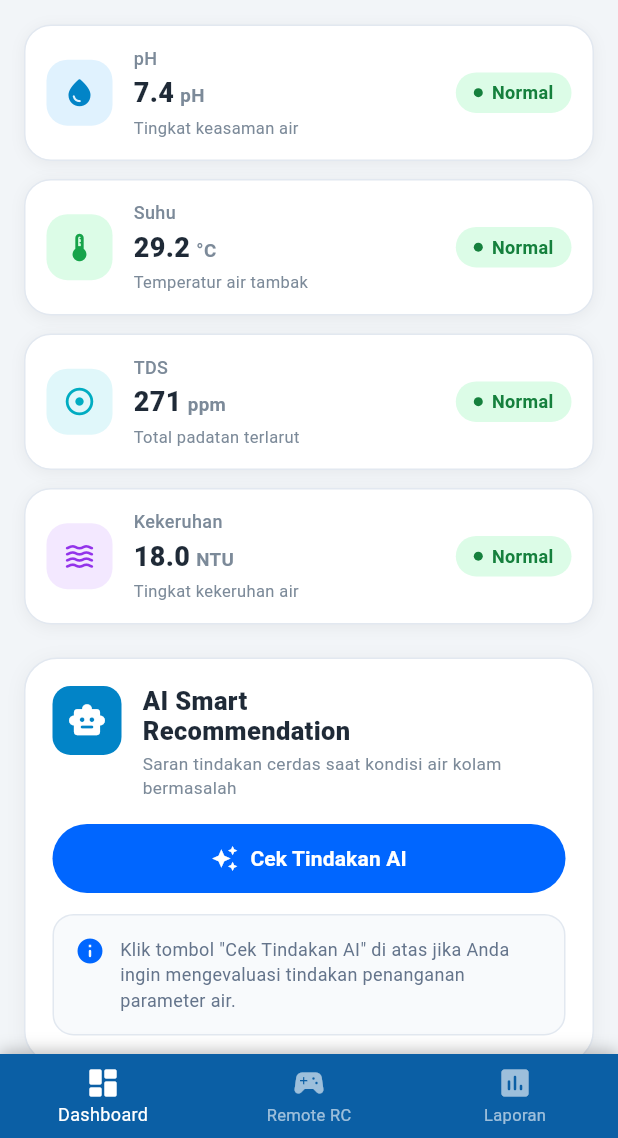
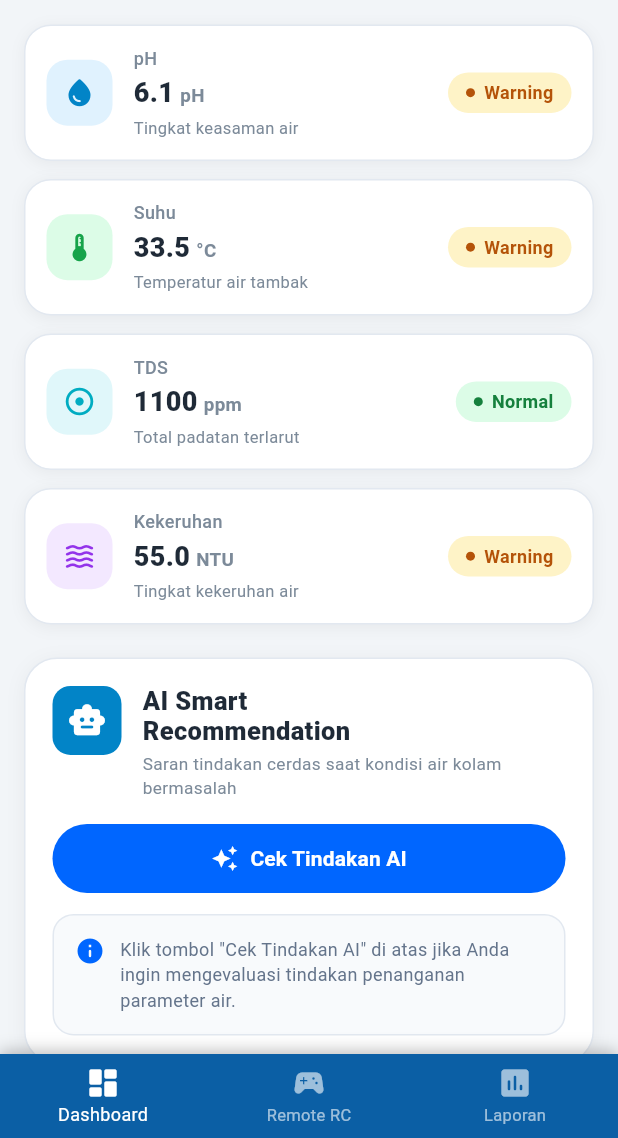
Before and after one commit to bagasdps867/monitoring-iot-mobile, a Flutter app: the screen it shows after launch, scrolled down 576 dp, on a phone screen of 412 x 824 dp, the part 98-1236 px from its top. Run offline on Flutter 3.47's test engine with Material 3 defaults, Android fonts, the phone set to English and light mode, and no system bars; our stand-ins replace audioplayers, fl_chart, flutter_local_notifications, pdf, permission_handler, share_plus; missing offline and left inert: excel, mqtt_client; network calls fail.

Commit message:
Update embo

```diff
--- a/lib/main.dart
+++ b/lib/main.dart
@@ -15,6 +15,11 @@ import 'package:http/http.dart' as http;
 import 'package:pdf/pdf.dart' as pw;
 import 'package:pdf/widgets.dart' as pw;
 import 'package:permission_handler/permission_handler.dart';
+
+// ==========================================
+// KONFIGURASI UTAMA SERVER
+// ==========================================
+const String API_BASE_URL = 'http://10.131.52.155:8000';
 
 Future<void> main() async {
   WidgetsFlutterBinding.ensureInitialized();
@@ -230,12 +235,12 @@ class Thresholds {
   final double phMin, phMax;
 
   const Thresholds({
-    this.suhuMin = 26,
-    this.suhuMax = 32,
-    this.kekeruhanMin = 0,
-    this.kekeruhanMax = 50,
-    this.tdsMin = 0,
-    this.tdsMax = 3000,
+    this.suhuMin = 26.0,
+    this.suhuMax = 32.0,
+    this.kekeruhanMin = 0.0,
+    this.kekeruhanMax = 50.0,
+    this.tdsMin = 0.0,
+    this.tdsMax = 3000.0,
     this.phMin = 6.5,
     this.phMax = 8.5,
   });
@@ -451,7 +456,7 @@ class _DashboardScreenState extends State<DashboardScreen> {
   Future<void> _fetchRecordsFromDatabase() async {
     setState(() => _isLoadingRecords = true);
     try {
-      final url = Uri.parse('http://172.14.5.252:8000/api/laporan');
+      final url = Uri.parse('$API_BASE_URL/api/laporan');
       final response = await http.get(url);
       if (response.statusCode == 200) {
         final decodedData = jsonDecode(response.body);
@@ -477,8 +482,7 @@ class _DashboardScreenState extends State<DashboardScreen> {
         });
       }
     } catch (e) {
-      // Jika masih ada yang gagal, error-nya akan muncul di Debug Console
-      print('GAGAL MEMBACA DATA JSON: $e');
+      debugPrint('GAGAL MEMBACA DATA JSON: $e');
     } finally {
       if (mounted) setState(() => _isLoadingRecords = false);
     }
@@ -486,8 +490,7 @@ class _DashboardScreenState extends State<DashboardScreen> {
 
   Future<void> _fetchThresholds() async {
     try {
-      // Pastikan URL dan port sesuai dengan server Laravel Anda
-      final url = Uri.parse('http://172.14.5.252:8000/api/get-ambang-batas');
+      final url = Uri.parse('$API_BASE_URL/api/get-ambang-batas');
       final response = await http.get(url);
 
       if (response.statusCode == 200) {
@@ -495,7 +498,6 @@ class _DashboardScreenState extends State<DashboardScreen> {
 
         if (mounted) {
           setState(() {
-            // Menimpa variabel lokal dengan data dari database web
             thresholds = Thresholds(
               phMin: double.tryParse(data['ph_min'].toString()) ?? 6.5,
               phMax: double.tryParse(data['ph_max'].toString()) ?? 8.5,
@@ -512,7 +514,7 @@ class _DashboardScreenState extends State<DashboardScreen> {
         }
       }
     } catch (e) {
-      print('Gagal sinkronisasi ambang batas dari web: $e');
+      debugPrint('Gagal sinkronisasi ambang batas dari web: $e');
     }
   }
 
@@ -534,11 +536,14 @@ class _DashboardScreenState extends State<DashboardScreen> {
     });
   }
 
+  // --- KEMBALI MURNI: DATA MENUNGGU MQTT DARI ESP32 ---
   final Map<String, String> _values = {
-    'ph': '7.4',
-    'suhu': '29.2',
-    'tds': '271',
-    'kekeruhan': '18.0',
+    'ph':
+        '6.1', // Sengaja dibuat asam (di bawah 6.5) agar AI mendeteksi Warning
+    'suhu':
+        '33.5', // Sengaja dibuat panas (di atas 32) agar AI mendeteksi Warning
+    'tds': '1100', // Sengaja dibuat tinggi (di atas 1000)
+    'kekeruhan': '55.0',
   };
 
   String _tempFilterStatus = 'Semua';
@@ -580,9 +585,6 @@ class _DashboardScreenState extends State<DashboardScreen> {
     });
   }
 
-  // ==========================================
-  // FUNGSI EKSPOR EXCEL
-  // ==========================================
   Future<void> _exportToExcel(List<RecordItem> dataToExport) async {
     try {
       var status = await Permission.storage.request();
@@ -653,9 +655,6 @@ class _DashboardScreenState extends State<DashboardScreen> {
     }
   }
 
-  // ==========================================
-  // FUNGSI EKSPOR PDF
-  // ==========================================
   Future<void> _exportToPdf(List<RecordItem> dataToExport) async {
     try {
       final pdf = pw.Document();
@@ -963,40 +962,52 @@ class _DashboardScreenState extends State<DashboardScreen> {
   }
 
   Map<String, dynamic> _calculateWaterQuality() {
-    double score = 100;
-    int abnormalCount = 0;
-
-    for (final def in kSensorDefs) {
-      final lvl = _levelFor(def.key);
-      if (lvl == SensorLevel.warning) {
-        score -= 22.5;
-        abnormalCount++;
-      }
+    final phVal = double.tryParse(_values['ph'] ?? '7.0') ?? 7.0;
+    final suhuVal = double.tryParse(_values['suhu'] ?? '28.0') ?? 28.0;
+    final tdsVal = double.tryParse(_values['tds'] ?? '250') ?? 250.0;
+    final kekVal = double.tryParse(_values['kekeruhan'] ?? '15.0') ?? 15.0;
+
+    if (_values['ph'] == '--' && _values['suhu'] == '--') {
+      return {
+        'score': 100.0,
+        'status': 'Normal',
+        'conditionText': 'NORMAL',
+        'color': AppColors.safe,
+        'summary': 'Menunggu data sensor masuk...',
+      };
     }
 
-    score = score.clamp(15.0, 100.0);
+    double finalScore = 100.0;
+
+    if (phVal < thresholds.phMin || phVal > thresholds.phMax) finalScore -= 25;
+    if (suhuVal < thresholds.suhuMin || suhuVal > thresholds.suhuMax)
+      finalScore -= 25;
+    if (tdsVal < thresholds.tdsMin || tdsVal > thresholds.tdsMax)
+      finalScore -= 25;
+    if (kekVal < thresholds.kekeruhanMin || kekVal > thresholds.kekeruhanMax)
+      finalScore -= 25;
+
+    finalScore = finalScore.clamp(10.0, 100.0);
 
     String status = 'Normal';
-    String conditionText = 'BAIK';
+    String conditionText = 'NORMAL';
     Color color = AppColors.safe;
-    String summary = 'Semua parameter berada dalam kondisi aman.';
-
-    if (score < 55 || abnormalCount >= 2) {
+    String summary = 'Semua parameter dalam kondisi aman dan optimal.';
+
+    if (finalScore < 50) {
       status = 'Critical';
       conditionText = 'BURUK';
       color = AppColors.danger;
-      summary =
-          '$abnormalCount parameter membutuhkan tindakan penanganan segera!';
-    } else if (score < 80 || abnormalCount == 1) {
+      summary = 'Kualitas air kritis, butuh penanganan segera!';
+    } else if (finalScore < 80) {
       status = 'Warning';
       conditionText = 'CUKUP';
       color = AppColors.warning;
-      summary =
-          'Kualitas air cukup stabil, pantau parameter yang mengalami deviasi.';
+      summary = 'Kualitas air kurang stabil, pantau parameter deviasi.';
     }
 
     return {
-      'score': score,
+      'score': finalScore,
       'status': status,
       'conditionText': conditionText,
       'color': color,
@@ -1019,7 +1030,7 @@ class _DashboardScreenState extends State<DashboardScreen> {
     setState(() => _isAiLoading = true);
 
     try {
-      final url = Uri.parse('http://172.14.5.252:8000/api/ai-rekomendasi');
+      final url = Uri.parse('$API_BASE_URL/api/ai-rekomendasi');
 
       final response = await http.post(
         url,
@@ -1033,23 +1044,34 @@ class _DashboardScreenState extends State<DashboardScreen> {
       );
 
       if (response.statusCode == 200 || response.statusCode == 201) {
-        print('ISI DATA API AI: ${response.body}');
-        final Map<String, dynamic> data = jsonDecode(response.body);
-
-        // Ambil langsung teks rekomendasinya
-        final hasilAsli = data['rekomendasi'] ??
-            data['data'] ??
-            data['hasil'] ??
-            response.body;
+        String hasilAsli = '';
+        try {
+          final decoded = jsonDecode(response.body);
+          if (decoded is Map) {
+            hasilAsli = decoded['rekomendasi']?.toString() ??
+                decoded['hasil']?.toString() ??
+                decoded['data']?.toString() ??
+                response.body;
+          } else {
+            hasilAsli = response.body;
+          }
+        } catch (_) {
+          hasilAsli = response.body;
+        }
 
         setState(() {
-          _aiRecommendation = hasilAsli.toString();
+          _aiRecommendation = hasilAsli;
+        });
+      } else {
+        setState(() {
+          _aiRecommendation =
+              'Gagal memuat rekomendasi dari server (Error ${response.statusCode})';
         });
       }
     } catch (e) {
       setState(() {
         _aiRecommendation =
-            'Gagal menghubungi server web backend. Pastikan Laragon menyala.';
+            'Gagal menghubungi server web backend. Pastikan Laragon menyala & IP benar.';
       });
     } finally {
       if (mounted) setState(() => _isAiLoading = false);
@@ -1057,7 +1079,8 @@ class _DashboardScreenState extends State<DashboardScreen> {
   }
 
   void _openSettings() {
-    Navigator.of(context).push(
+    Navigator.of(context)
+        .push(
       MaterialPageRoute(
         builder: (_) => SettingsScreen(
           initial: thresholds,
@@ -1065,7 +1088,11 @@ class _DashboardScreenState extends State<DashboardScreen> {
           isDarkMode: isDarkMode,
         ),
       ),
-    );
+    )
+        .then((_) {
+      _fetchThresholds();
+      setState(() {});
+    });
   }
 
   Widget _buildAiResponseContent(String rawText) {
@@ -1948,14 +1975,15 @@ class _DashboardScreenState extends State<DashboardScreen> {
                     child: SingleChildScrollView(
                       scrollDirection: Axis.horizontal,
                       child: SizedBox(
-                        width: MediaQuery.of(context).size.width * 1.6,
+                        width:
+                            1000, // Mengunci lebar agar tabel tidak crash (Layar putih)
                         child: PaginatedDataTable(
                           rowsPerPage: filteredRecords.isEmpty
                               ? 1
                               : (filteredRecords.length < 10
                                   ? filteredRecords.length
                                   : 10),
-                          columnSpacing: 15,
+                          columnSpacing: 20,
                           horizontalMargin: 15,
                           columns: [
                             DataColumn(
@@ -2179,6 +2207,8 @@ class _DashboardScreenState extends State<DashboardScreen> {
                 width: 32,
                 height: 32,
                 fit: BoxFit.cover,
+                errorBuilder: (context, error, stackTrace) =>
+                    const Icon(Icons.water_drop, color: Colors.white),
               ),
             ),
             const SizedBox(width: 10),
@@ -2840,6 +2870,11 @@ class _DashboardScreenState extends State<DashboardScreen> {
         .toList()
         .reversed
         .toList();
+
+    // Limit ke 30 titik agar grafik tidak kusut
+    if (displayData.length > 30) {
+      displayData = displayData.sublist(displayData.length - 30);
+    }
 
     if (displayData.isEmpty) {
       final currentNum = double.tryParse(_values[_chartSensor] ?? '') ?? 0.0;
@@ -3079,7 +3114,10 @@ class _DashboardScreenState extends State<DashboardScreen> {
     final allValues = [...data, min, max];
     final chartMin = allValues.reduce((a, b) => a < b ? a : b);
     final chartMax = allValues.reduce((a, b) => a > b ? a : b);
-    final pad = (chartMax - chartMin) * 0.15 + 0.2;
+
+    // PERBAIKAN FATAL: Menghindari FlChart crash jika nilai min dan max kembar
+    double pad = (chartMax - chartMin) * 0.15 + 0.2;
+    if (chartMin == chartMax) pad = 2.0;
 
     return LineChartData(
       minY: (chartMin - pad).clamp(0.0, double.infinity),
@@ -3101,7 +3139,8 @@ class _DashboardScreenState extends State<DashboardScreen> {
           sideTitles: SideTitles(
             showTitles: true,
             reservedSize: 42,
-            interval: (chartMax - chartMin + pad * 2) / 3,
+            interval: ((chartMax - chartMin + pad * 2) / 3)
+                .clamp(0.1, double.infinity),
             getTitlesWidget: (value, meta) => Padding(
               padding: const EdgeInsets.only(right: 6),
               child: Text(
@@ -3216,7 +3255,6 @@ class _SettingsScreenState extends State<SettingsScreen> {
     };
   }
 
-  // FUNGSI GANDA (Simpan MQTT dan Simpan HTTP Web)
   Future<void> _save() async {
     final t = Thresholds(
       phMin: _ranges['ph']!.start,
@@ -3231,12 +3269,10 @@ class _SettingsScreenState extends State<SettingsScreen> {
 
     setState(() => _saving = true);
 
-    // 1. Tembak ke Alat ESP32 (Menggunakan fungsi onSave / MQTT)
     await widget.onSave(t);
 
-    // 2. Setor Data ke Web Laravel (Menggunakan HTTP POST)
     try {
-      final url = Uri.parse('http://172.14.5.252/api/set-ambang-batas');
+      final url = Uri.parse('$API_BASE_URL/api/set-ambang-batas');
       await http.post(
         url,
         headers: {'Content-Type': 'application/json'},
@@ -3258,14 +3294,62 @@ class _SettingsScreenState extends State<SettingsScreen> {
     if (!mounted) return;
     setState(() => _saving = false);
 
-    // Memunculkan Notifikasi Berhasil
     ScaffoldMessenger.of(context).showSnackBar(
       const SnackBar(
-        content: Text('Ambang batas tersimpan di ESP32 & Web Laravel!'),
+        content: Text('Ambang batas tersimpan di ESP32 & Web Monitoring'),
         backgroundColor: AppColors.safe,
       ),
     );
     Navigator.of(context).pop();
+  }
+
+  Future<void> _confirmSave() async {
+    return showDialog<void>(
+      context: context,
+      barrierDismissible: false,
+      builder: (BuildContext context) {
+        return AlertDialog(
+          backgroundColor:
+              widget.isDarkMode ? const Color(0xFF1E293B) : Colors.white,
+          shape:
+              RoundedRectangleBorder(borderRadius: BorderRadius.circular(16)),
+          title: Text(
+            'Konfirmasi',
+            style: TextStyle(
+              fontWeight: FontWeight.bold,
+              color: widget.isDarkMode ? Colors.white : Colors.black87,
+            ),
+          ),
+          content: Text(
+            'Apakah Anda yakin untuk mengatur ambang batasnya?',
+            style: TextStyle(
+              color: widget.isDarkMode ? Colors.white70 : Colors.black87,
+            ),
+          ),
+          actions: <Widget>[
+            TextButton(
+              onPressed: () => Navigator.of(context).pop(),
+              child: const Text('Batal',
+                  style: TextStyle(color: AppColors.textMuted)),
+            ),
+            ElevatedButton(
+              onPressed: () {
+                Navigator.of(context).pop();
+                _save();
+              },
+              style: ElevatedButton.styleFrom(
+                backgroundColor: AppColors.primary,
+                foregroundColor: Colors.white,
+                shape: RoundedRectangleBorder(
+                  borderRadius: BorderRadius.circular(8),
+                ),
+              ),
+              child: const Text('Yakin'),
+            ),
+          ],
+        );
+      },
+    );
   }
 
   String _fmt(SensorDef def, double v) => def.decimals == 0
@@ -3305,12 +3389,10 @@ class _SettingsScreenState extends State<SettingsScreen> {
           const SizedBox(height: 20),
           ...kSensorDefs.map((def) => _buildSliderField(def)),
           const SizedBox(height: 8),
-
-          // TOMBOL PEMICU FUNGSI GANDA
           SizedBox(
             width: double.infinity,
             child: ElevatedButton(
-              onPressed: _saving ? null : _save,
+              onPressed: _saving ? null : _confirmSave,
               style: ElevatedButton.styleFrom(
                 backgroundColor: AppColors.primary,
                 foregroundColor: Colors.white,
```
